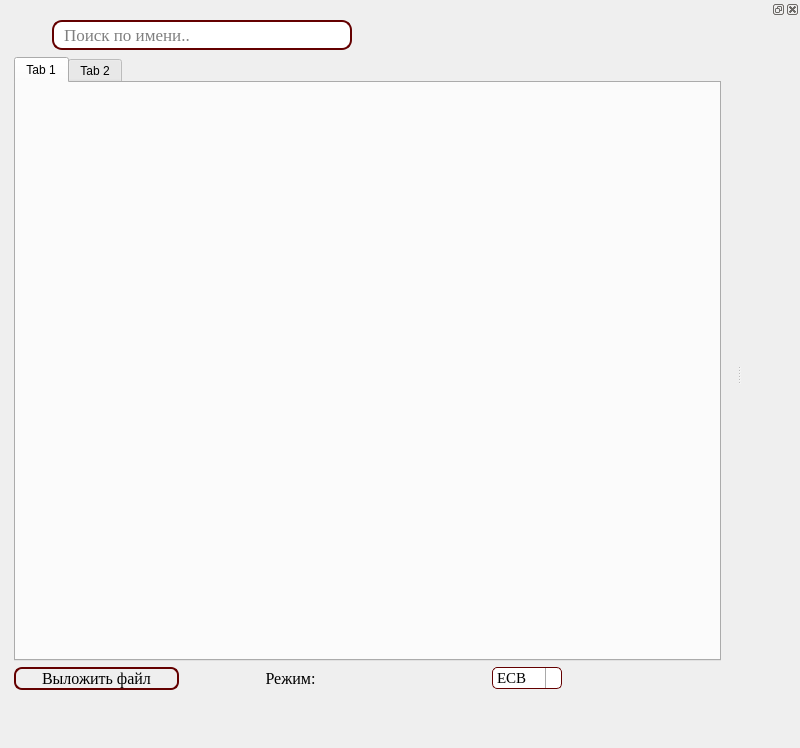
First picture: the form in client/raw_ui/main_page.ui, repository Anton00756/HybridEncryptionSystem, before the edit.
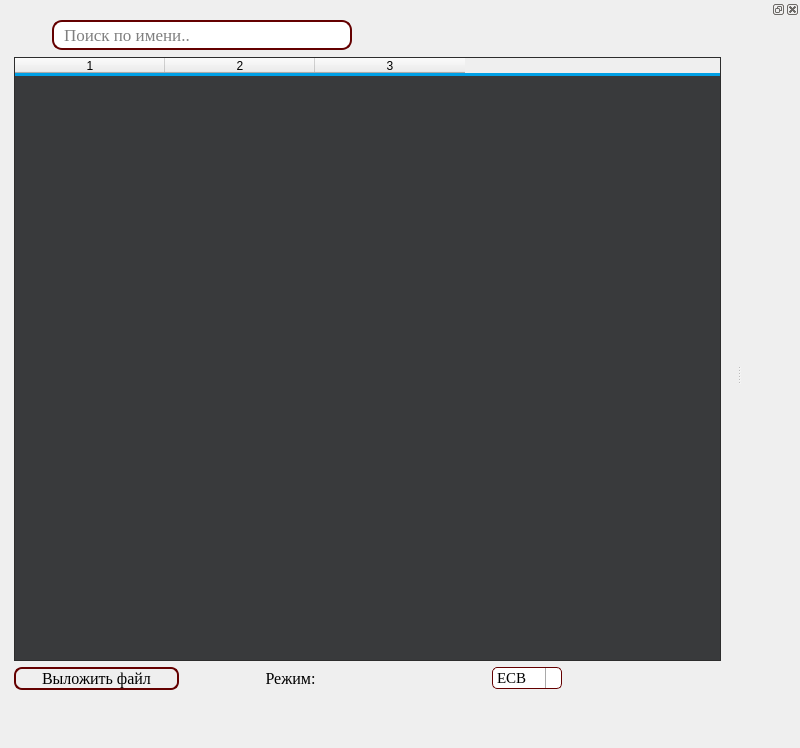
Second picture: the form after the edit. Icons and pictures are not drawn.

Diff of the .ui file:
```diff
--- a/client/raw_ui/main_page.ui
+++ b/client/raw_ui/main_page.ui
@@ -107,17 +107,140 @@
       </layout>
      </item>
      <item>
-      <widget class="QTabWidget" name="tabWidget">
-       <widget class="QWidget" name="tab">
-        <attribute name="title">
-         <string>Tab 1</string>
-        </attribute>
-       </widget>
-       <widget class="QWidget" name="tab_2">
-        <attribute name="title">
-         <string>Tab 2</string>
-        </attribute>
-       </widget>
+      <widget class="QTableWidget" name="tableWidget">
+       <property name="styleSheet">
+        <string notr="true">QScrollBar:vertical {
+        width: 20px;
+        background: white;
+        margin-left: 3px;
+        margin-right: 3px;
+}
+QScrollBar::handle:vertical {
+        width: 20px;
+        min-height: 30px;
+        background: rgb(68, 69, 73);
+        margin-top: 15px;
+        margin-bottom: 15px;
+}
+QScrollBar::handle:vertical:hover {
+        background: rgb(80, 80, 80);
+}
+QScrollBar::sub-line:vertical:hover {
+        background: rgb(68, 69, 73);
+}
+QScrollBar::add-line:vertical:hover {
+        background: rgb(68, 69, 73);
+}
+QScrollBar::add-page:vertical, QScrollBar::sub-page:vertical {
+        background: transparent;
+}
+QScrollBar::sub-line:vertical {
+        height: 15px;
+        background: rgb(57, 58, 60);
+        image: url(images/arrow_up_scroll.png);
+        subcontrol-position: top;
+}
+QScrollBar::add-line:vertical {
+        height: 15px;
+        background: rgb(57, 58, 60);
+        image: url(images/arrow_down_scroll.png);
+        subcontrol-position: bottom;
+}
+QScrollBar#verticalScrollBar:vertical {
+        margin-top: 30px;
+}
+
+QTableView::item {
+        background: #FDEAA8;
+        border-bottom: 1px solid rgb(45, 45, 45);
+}
+QTableView::item:selected {
+        background: rgba(255, 255, 255, 40);
+}
+QTableView::item:selected:!active {
+        color: white;
+}
+
+QTableView {
+        border: 1px solid rgb(45, 45, 45);
+        background: rgb(57, 58, 60);
+		Gridline-color: rgb(60, 60, 60);
+} 
+
+QHeaderView::section:horizontal:hover {
+        background: rgb(0, 160, 230);
+}
+QHeaderView::section:horizontal:pressed {
+        background: rgb(0, 180, 255);
+}
+
+QHeaderView::up-arrow {
+        padding-right: 5px;
+        subcontrol-position: center right;
+		image: url(images/arrow_up_scroll.png);
+}
+QHeaderView::down-arrow {
+        padding-right: 5px;
+        subcontrol-position: center right;
+		image: url(images/header_down.png);
+}
+
+QHeaderView{
+		border: node;
+        border-bottom: 3px solid rgb(0, 160, 230);
+} </string>
+       </property>
+       <property name="editTriggers">
+        <set>QAbstractItemView::AnyKeyPressed</set>
+       </property>
+       <property name="selectionMode">
+        <enum>QAbstractItemView::SingleSelection</enum>
+       </property>
+       <property name="selectionBehavior">
+        <enum>QAbstractItemView::SelectRows</enum>
+       </property>
+       <property name="textElideMode">
+        <enum>Qt::ElideMiddle</enum>
+       </property>
+       <property name="showGrid">
+        <bool>false</bool>
+       </property>
+       <property name="sortingEnabled">
+        <bool>true</bool>
+       </property>
+       <property name="cornerButtonEnabled">
+        <bool>false</bool>
+       </property>
+       <property name="rowCount">
+        <number>0</number>
+       </property>
+       <property name="columnCount">
+        <number>3</number>
+       </property>
+       <attribute name="horizontalHeaderVisible">
+        <bool>true</bool>
+       </attribute>
+       <attribute name="horizontalHeaderCascadingSectionResizes">
+        <bool>false</bool>
+       </attribute>
+       <attribute name="horizontalHeaderDefaultSectionSize">
+        <number>150</number>
+       </attribute>
+       <attribute name="horizontalHeaderHighlightSections">
+        <bool>true</bool>
+       </attribute>
+       <attribute name="horizontalHeaderMinimumSectionSize">
+        <number>150</number>
+       </attribute>
+       <attribute name="horizontalHeaderStretchLastSection">
+        <bool>false</bool>
+       </attribute>
+       <attribute name="verticalHeaderVisible">
+        <bool>false</bool>
+       </attribute>
+       <column/>
+       <column/>
+       <column/>
       </widget>
      </item>
      <item>
```
